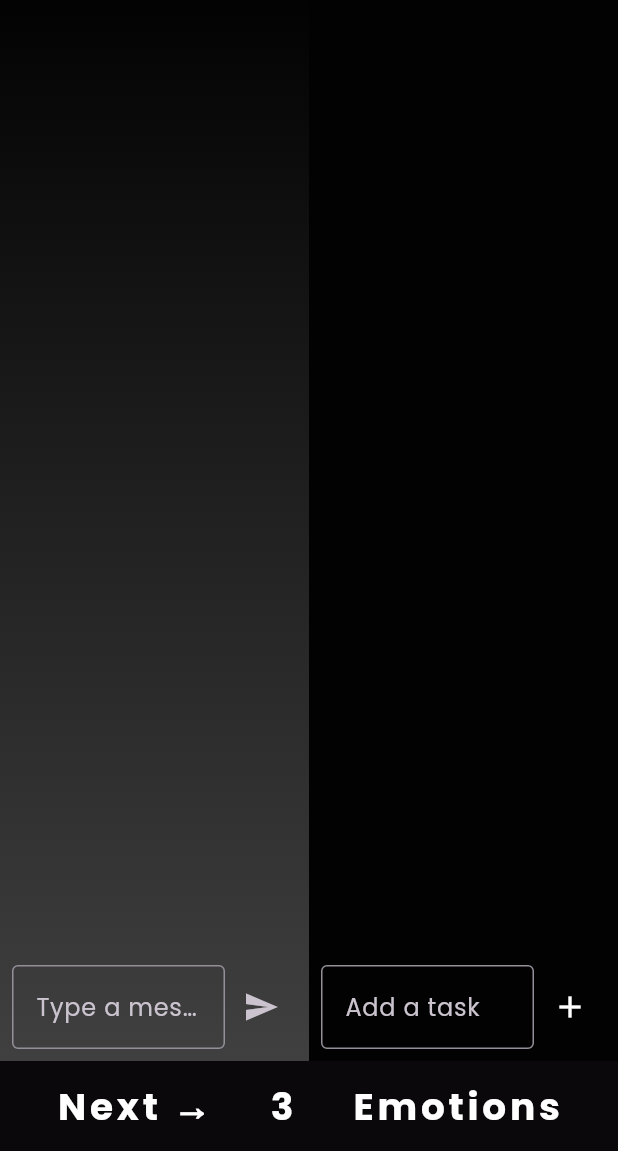
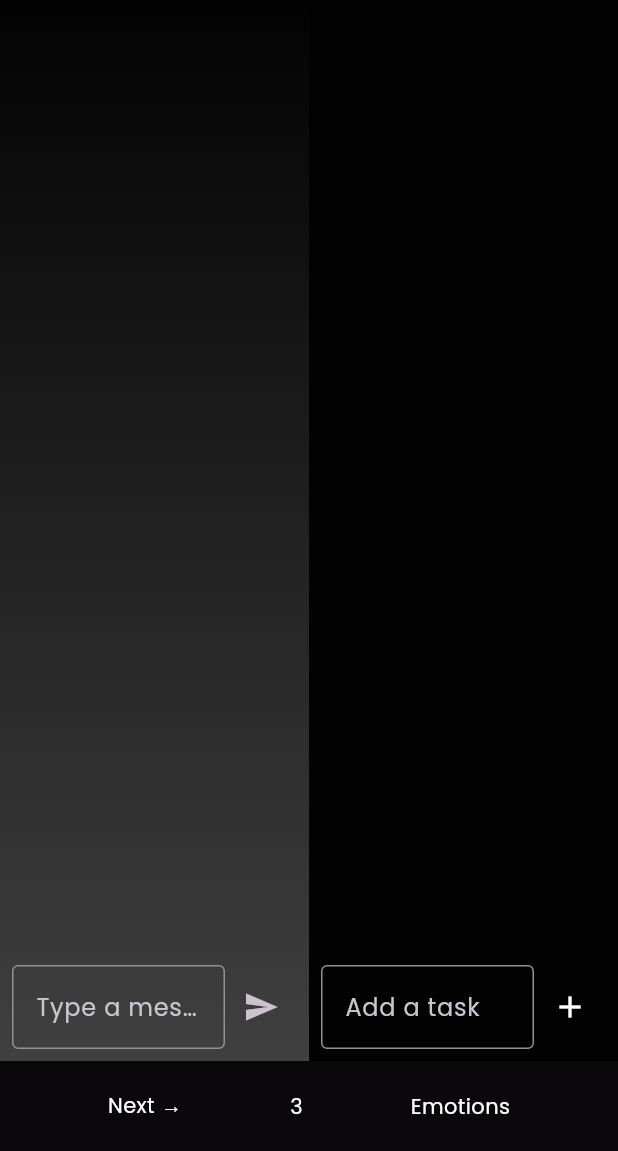
Before and after one commit to sjmiguel8/flutter-organize-bot, a Flutter app: the screen it shows after launch, on a phone screen of 412 x 824 dp, the part 85-1236 px from its top. Run offline on Flutter 3.47's test engine with Material 3 defaults, Android fonts, the light colour scheme and no system bars; our stand-ins replace google_fonts, image_picker; missing offline and left inert: amazon_cognito_identity_dart_2, amplify_flutter, dart:html, dart_openai.

```diff
--- a/lib/main.dart
+++ b/lib/main.dart
@@ -35,6 +35,11 @@
           color: Colors.white10,
         ),
       ),
+      initialRoute: '/',
+      routes: {
+        '/': (context) => const MainLayout(),
+        '/emotions': (context) => EmotionAnalysisScreen(),
+      },
       home: const MainLayout(),
     );
   }
@@ -131,15 +136,7 @@
                   MaterialPageRoute(builder: (context) => const SecondPage()),
                 );
               },
-              child: Text(
-                'Next →',
-                style: TextStyle(
-                  color: Colors.white,
-                  fontSize: 25,
-                  fontWeight: FontWeight.bold,
-                  letterSpacing: 2.5,
-                ),
-              ),
+              child: Text('Next →'),
             ),
             InkWell(
               onTap: () {
@@ -148,17 +145,8 @@
                   MaterialPageRoute(builder: (context) => const ThirdPage()),
                 );
               },
-              child: Text(
-                '3',
-                style: TextStyle(
-                  color: Colors.white,
-                  fontSize: 25,
-                  fontWeight: FontWeight.bold,
-                  letterSpacing: 2.5,
-                ),
-              ),
+              child: Text('3'),
             ),
-            // New button for Emotion Analysis
             InkWell(
               onTap: () {
                 Navigator.push(
@@ -166,15 +154,7 @@
                   MaterialPageRoute(builder: (context) => EmotionAnalysisScreen()),
                 );
               },
-              child: Text(
-                'Emotions',
-                style: TextStyle(
-                  color: Colors.white,
-                  fontSize: 25,
-                  fontWeight: FontWeight.bold,
-                  letterSpacing: 2.5,
-                ),
-              ),
+              child: Text('Emotions'),
             ),
           ],
         ),
```
Also changed, not shown: pubspec.yaml (+1 -80 lines), pubspec.lock.
